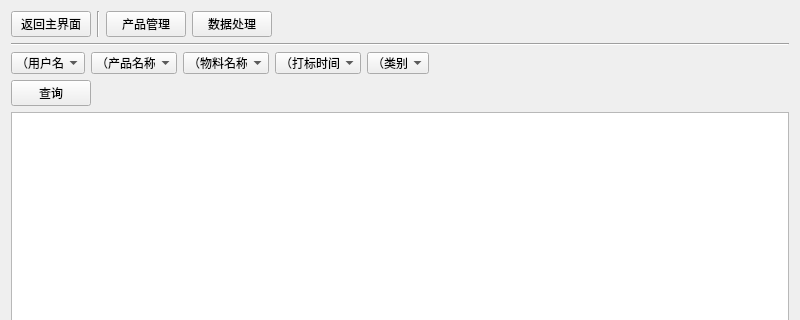
Old version of the form src/ui/stateWindow.ui in the repository CcooLcyy/checker; both pictures show x 0 to 800 and y 0 to 320 of the 800 by 640 pixel window.
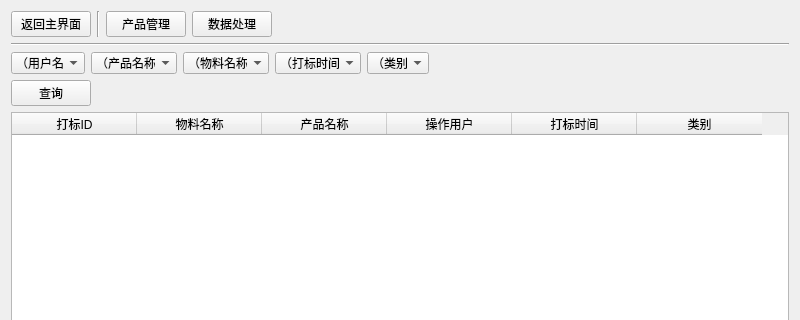
New version of the form.

Patch:
```diff
--- a/src/ui/stateWindow.ui
+++ b/src/ui/stateWindow.ui
@@ -180,7 +180,41 @@
       </layout>
      </item>
      <item>
-      <widget class="QTableWidget" name="infoTableShow"/>
+      <widget class="QTableWidget" name="infoTableShow">
+       <attribute name="horizontalHeaderDefaultSectionSize">
+        <number>125</number>
+       </attribute>
+       <column>
+        <property name="text">
+         <string>打标ID</string>
+        </property>
+       </column>
+       <column>
+        <property name="text">
+         <string>物料名称</string>
+        </property>
+       </column>
+       <column>
+        <property name="text">
+         <string>产品名称</string>
+        </property>
+       </column>
+       <column>
+        <property name="text">
+         <string>操作用户</string>
+        </property>
+       </column>
+       <column>
+        <property name="text">
+         <string>打标时间</string>
+        </property>
+       </column>
+       <column>
+        <property name="text">
+         <string>类别</string>
+        </property>
+       </column>
+      </widget>
      </item>
     </layout>
    </item>
```
